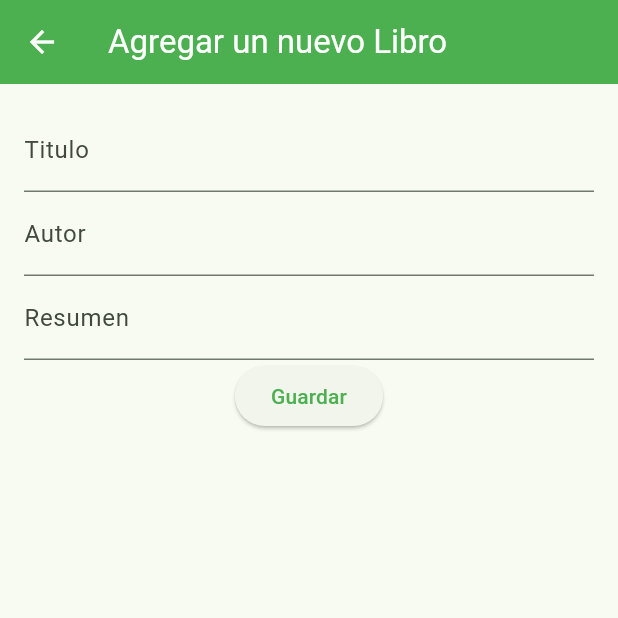
After one commit to JuanMerino15/Libreria_Flutter, a Flutter app: the screen it shows after launch, item 3 of the bottom bar chosen, after a tap on "Agregar nuevo libro", on a phone screen of 412 x 824 dp, the top half of it. The commit adds this screen. Run offline on Flutter 3.47's test engine with Material 3 defaults, Android fonts, the light colour scheme and no system bars; our stand-ins replace cloud_firestore, firebase_core, flutter_bloc; accounts and stored records are empty.

Commit message:
Agregando Libros desde la app a Firebase Firestore, Formulario y validación

```diff
--- /dev/null
+++ b/lib/add_book/add_book_screen.dart
@@ -0,0 +1,108 @@
+import 'package:booksy_app/services/books_services.dart';
+import 'package:booksy_app/state.dart';
+import 'package:flutter/material.dart';
+import 'package:flutter_bloc/flutter_bloc.dart';
+
+class AddBookScreen extends StatelessWidget {
+  const AddBookScreen({super.key});
+
+  @override
+  Widget build(BuildContext context) {
+    return Scaffold(
+      appBar: AppBar(
+        title: const Text("Agregar un nuevo Libro"),
+      ),
+      body: AddBookForm(),
+    );
+  }
+}
+
+class AddBookForm extends StatefulWidget{
+  const AddBookForm({super.key});
+
+  @override
+  State<StatefulWidget> createState() {
+    return AddBookFormState();
+  }
+
+}
+
+class AddBookFormState extends State<AddBookForm>{
+  final titleFieldController = TextEditingController();
+  final authorFieldController = TextEditingController();
+  final summaryFieldController = TextEditingController();
+
+  final _formKey = GlobalKey<FormState>();
+  bool _savingBook = false;
+  @override
+  Widget build(BuildContext context) {
+    if(_savingBook){
+      return const Center(child: CircularProgressIndicator());
+    }
+    return Form(
+      key: _formKey,
+      child: Padding(
+        padding: const EdgeInsets.all(16.0),
+        child: Column(
+        children: [
+          TextFormField(
+            controller: titleFieldController,
+            decoration: const InputDecoration(
+              border: UnderlineInputBorder(),
+              labelText: 'Titulo'
+            ),
+            validator: (value) {
+              if(value == null || value.isEmpty) {
+                return "Por favor ingresa el título";
+              }
+              return null;
+            },
+          ),
+            TextFormField(
+            controller: authorFieldController,
+            decoration: const InputDecoration(
+              border: UnderlineInputBorder(),
+              labelText: 'Autor'
+            ),
+            validator: (value) {
+              if(value == null || value.isEmpty) {
+                return "Por favor ingresa el Autor";
+              }
+              return null;
+            },
+          ),
+            TextFormField(
+              controller: summaryFieldController,
+            decoration: const InputDecoration(
+              border: UnderlineInputBorder(),
+              labelText: 'Resumen'
+            ),
+          ),
+          ElevatedButton(onPressed: () {
+            if (_formKey.currentState!.validate()) {
+               _saveBook(context);
+            }
+
+          }, child: Text("Guardar"))
+        ],
+            ),
+      ),
+    );
+  }
+
+  void _saveBook(BuildContext context) async {
+    var title = titleFieldController.text;
+    var author = authorFieldController.text;
+    var summary = summaryFieldController.text;
+  setState(() {
+    _savingBook = true;
+  });
+
+    var newBookId = await BooksService().saveBook(title, author, summary);
+
+     var bookshelfBloc = context.read<BookshelfBloc>();
+     bookshelfBloc.add(AddBookToBookShelf(newBookId));
+
+     Navigator.pop(context);
+  }
+  }
--- a/lib/bookshelf/bookshelf_screen.dart
+++ b/lib/bookshelf/bookshelf_screen.dart
@@ -1,3 +1,4 @@
+import 'package:booksy_app/add_book/add_book_screen.dart';
 import 'package:booksy_app/book_details/book_details_screen.dart';
 import 'package:booksy_app/model/book.dart';
 import 'package:booksy_app/services/books_services.dart';
@@ -12,14 +13,43 @@ class BookshelfScreen extends StatelessWidget {
   Widget build(BuildContext context) {
       return BlocBuilder<BookshelfBloc, BookshelfState>(
       builder: (context, bookshelfState)  {
-
-        if(bookshelfState.bookIds.isEmpty) {
-      return Center(
+        var emptyListWidget = Center(
         child: Text("Aun no tienes ningun libro en tu estante",
           style: Theme.of(context).textTheme.headlineMedium,
           textAlign: TextAlign.center,
-        ));
-    }
+        ),
+        );
+        var mainWidget = bookshelfState.bookIds.isEmpty
+        ? emptyListWidget
+        :  MyBooksGrid(bookshelfState.bookIds);
+    return Column(
+      children: [
+        Expanded(child: mainWidget),
+        ElevatedButton(onPressed: () {
+          _navigateToAddNewBookScreen(context);
+
+        }, child: const Text("Agregar nuevo libro"))
+      ],
+    );
+  });
+}
+
+  void _navigateToAddNewBookScreen(BuildContext context) {
+    Navigator.push(context,
+    MaterialPageRoute(
+      builder: (context) => const AddBookScreen(),));
+  }
+      }
+
+class MyBooksGrid extends StatelessWidget{
+  final List<String> booksIds;
+
+  const MyBooksGrid(this.booksIds, {super.key});
+
+
+      @override
+      Widget build(BuildContext context) {
+
     return Container(
       margin: const EdgeInsets.all(16),
       child: GridView.builder(
@@ -29,14 +59,14 @@ class BookshelfScreen extends StatelessWidget {
           mainAxisSpacing: 10,
           childAspectRatio: 0.7,
           ),
-        itemCount: bookshelfState.bookIds.length,
+        itemCount: booksIds.length,
         itemBuilder: (context, index) {
-          return BookCoverItem(bookshelfState.bookIds[index]);
+          return BookCoverItem(booksIds[index]);
         }),
     );
-  });
-}
       }
+  }
+
 
 
 class  BookCoverItem extends StatefulWidget {
--- a/lib/home/home_screen.dart
+++ b/lib/home/home_screen.dart
@@ -98,7 +98,7 @@ class ListItemBook extends StatelessWidget {
             children: [
               Padding(
                 padding: const EdgeInsets.only(left: 10, right: 10),
-                child: Image.asset(_book.coverUrl),
+                child: Image.asset(_book.coverUrl, width: 120,),
               ),
               Flexible(
                 child: Column(
--- a/lib/model/book.dart
+++ b/lib/model/book.dart
@@ -23,7 +23,7 @@ class Book {
       title: json['name'] as String,
       author: json['author'] as String,
       description: json['summary'] as String,
-      coverUrl: json['coverUrl'] as String,
+      coverUrl: json.containsKey('coverUrl') ? json['coverUrl'] as String : "assets/images/LibroBlanco.jpg" ,
 
     );
 
```
Also changed, not shown: lib/services/books_services.dart (+13 -1 lines), assets/images/LibroBlanco.jpg (added).
